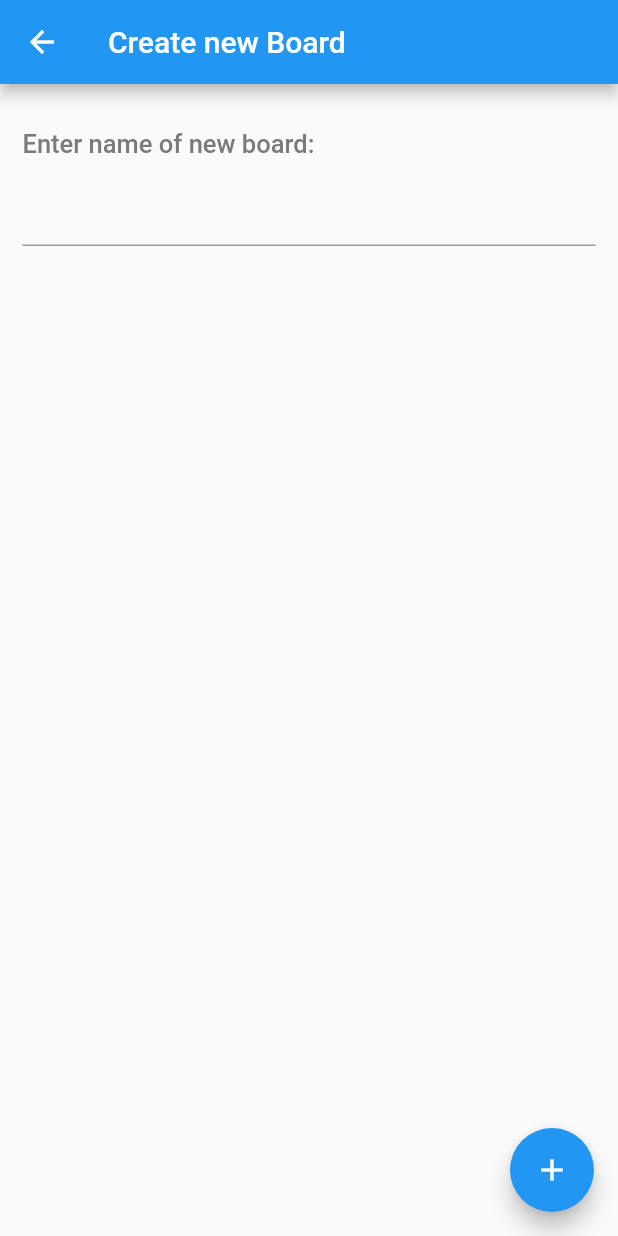
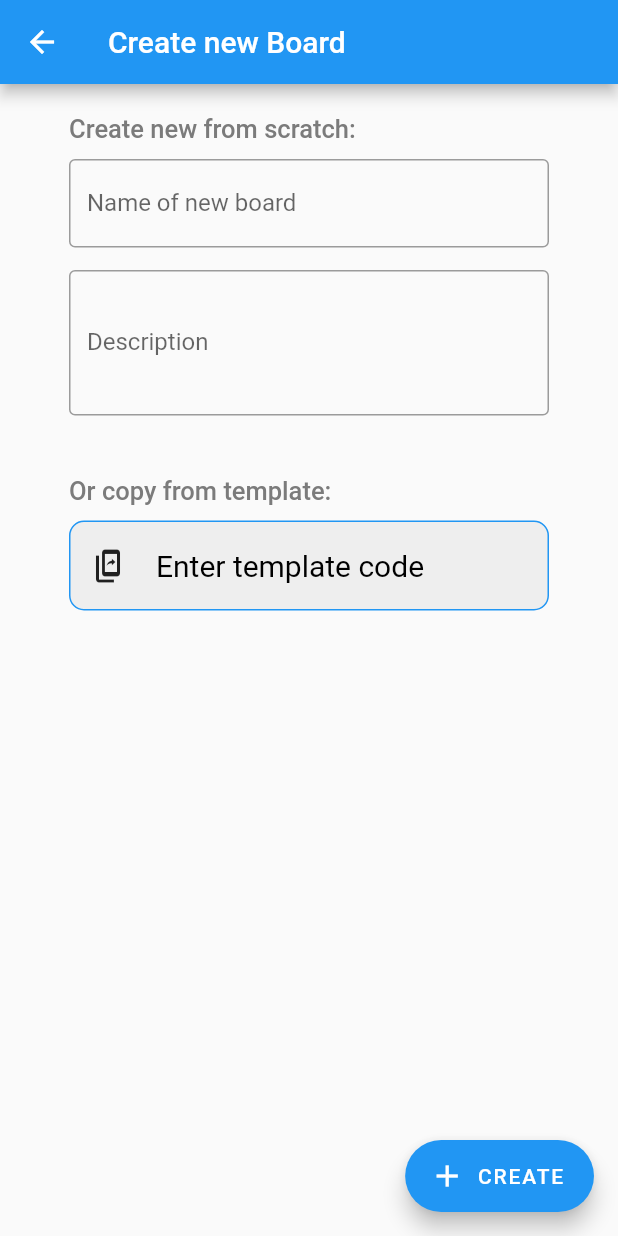
Before and after one commit to DanGalkin/Cause-mvp, a Flutter app: the screen it shows once a user with an empty profile is signed in, after a tap on "BOARD", on a phone screen of 412 x 824 dp. Run offline on Flutter 3.47's test engine with Material 2 defaults, Android fonts, the phone set to English and light mode, and no system bars; our stand-ins replace csv, dotted_border, emoji_picker_flutter, firebase_auth, firebase_core, firebase_database and 4 more; missing offline and left inert: firebase_ui_auth, firebase_ui_oauth_google, graphic; accounts and stored records are empty.

Commit message:
Creating a board from a template from another board

```diff
--- a/lib/model/board.dart
+++ b/lib/model/board.dart
@@ -4,35 +4,49 @@ class Board {
   final String id;
   String name;
   String createdBy;
+  String? description;
   Map<String, Parameter> params;
   Map<String, String> permissions;
+  String? templateId;
+  DateTime? templateUpdatedTime;
 
   Board(
       {required this.id,
       this.name = '',
+      this.description,
       required this.createdBy,
       this.params = const <String, Parameter>{},
-      required this.permissions});
+      required this.permissions,
+      this.templateId,
+      this.templateUpdatedTime});
 
   Board.fromMap(Map map)
       : id = map['id'],
         name = map['name'] ?? '',
+        description = map['description'],
         createdBy = map['createdBy'],
         params = map.containsKey('params')
             ? Map<String, Parameter>.from(map['params']
                 .map((id, map) => MapEntry(id, Parameter.fromMap(map))))
             : <String, Parameter>{},
-        permissions = Map<String, String>.from(map['permissions']);
+        permissions = Map<String, String>.from(map['permissions']),
+        templateId = map['templateId'],
+        templateUpdatedTime = map['templateUpdatedTime'] != null
+            ? DateTime.fromMillisecondsSinceEpoch(map['templateUpdatedTime'])
+            : null;
 
   Map<String, dynamic> toMap() {
     return {
       'id': id,
       'name': name,
+      'description': description,
       'createdBy': createdBy,
       'params': params.map(
         (id, parameter) => MapEntry(id, parameter.toMap()),
       ),
       'permissions': permissions,
+      'templateId': templateId,
+      'templateUpdatedTime': templateUpdatedTime?.millisecondsSinceEpoch,
     };
   }
 
--- /dev/null
+++ b/lib/model/template.dart
@@ -0,0 +1,50 @@
+import './parameter.dart';
+
+class Template {
+  final String id;
+  String name; // it is the name of the board the template is created from
+  String createdBy; // uid of the user who shared a template
+  String? description;
+  final String fromBoardId; // id of the board the template created from
+  DateTime updatedTime; //when the template was last updated
+  Map<String, Parameter> params;
+  int copyCount; // how many times this template was used to create a board
+
+  Template(
+      {required this.id,
+      this.name = '',
+      required this.createdBy,
+      this.description,
+      required this.fromBoardId,
+      required this.updatedTime,
+      this.params = const <String, Parameter>{},
+      this.copyCount = 0});
+
+  Template.fromMap(Map map)
+      : id = map['id'],
+        name = map['name'] ?? '',
+        createdBy = map['createdBy'],
+        description = map['description'],
+        fromBoardId = map['fromBoardId'],
+        updatedTime = DateTime.fromMillisecondsSinceEpoch(map['updatedTime']),
+        params = map.containsKey('params')
+            ? Map<String, Parameter>.from(map['params']
+                .map((id, map) => MapEntry(id, Parameter.fromMap(map))))
+            : <String, Parameter>{},
+        copyCount = map['copyCount'];
+
+  Map<String, dynamic> toMap() {
+    return {
+      'id': id,
+      'name': name,
+      'createdBy': createdBy,
+      'description': description,
+      'fromBoardId': fromBoardId,
+      'updatedTime': updatedTime.millisecondsSinceEpoch,
+      'params': params.map(
+        (id, parameter) => MapEntry(id, parameter.toMap()),
+      ),
+      'copyCount': copyCount,
+    };
+  }
+}
--- a/lib/model/user.dart
+++ b/lib/model/user.dart
@@ -0,0 +1,11 @@
+class User {
+  final String id;
+  String email;
+  String displayName;
+
+  User({
+    required this.id,
+    this.email = '',
+    this.displayName = '',
+  });
+}
--- a/lib/view/board_screen.dart
+++ b/lib/view/board_screen.dart
@@ -15,13 +15,14 @@ import './view_utilities/text_utilities.dart';
 import './boards_screen.dart';
 import './create_parameter_screen.dart';
 import './parameter_screen.dart';
-import './share_board_screen.dart';
+import './share_edit_screen.dart';
 import './analytics_screen.dart';
 
 import '../../model/note.dart';
 
 import 'package:intl/intl.dart';
 
+import 'sharing_board_screen.dart';
 import 'view_utilities/ui_widgets.dart';
 
 class BoardScreen extends StatelessWidget {
@@ -47,6 +48,7 @@ class BoardScreen extends StatelessWidget {
                           builder: (context) =>
                               AnalyticsScreen(board: syncedBoard)));
                 }),
+            //TODO this condition should go further to sharing screen
             if (fbServices.currentUser!.uid == syncedBoard.createdBy)
               IconButton(
                 icon: const Icon(Icons.share),
@@ -54,7 +56,7 @@ class BoardScreen extends StatelessWidget {
                     context,
                     MaterialPageRoute(
                       builder: (context) =>
-                          ShareBoardScreen(board: syncedBoard),
+                          SharingBoardScreen(board: syncedBoard),
                     )),
               )
           ],
--- a/lib/view/boards_screen.dart
+++ b/lib/view/boards_screen.dart
@@ -47,7 +47,7 @@ class BoardsScreen extends StatelessWidget {
           body: ListView.separated(
             itemCount: boards.boards.length,
             itemBuilder: ((context, index) => Dismissible(
-                  key: ValueKey(boards.boards[index]),
+                  key: UniqueKey(),
                   background: Container(color: Colors.red),
                   direction: DismissDirection.endToStart,
                   confirmDismiss: (_) {
--- a/lib/view/create_board_screen.dart
+++ b/lib/view/create_board_screen.dart
@@ -1,6 +1,7 @@
 import 'package:flutter/material.dart';
 import 'package:provider/provider.dart';
 import '../controllers/board_controller.dart';
+import 'create_board_from_template.dart';
 import 'view_utilities/ui_widgets.dart';
 
 class CreateBoardScreen extends StatefulWidget {
@@ -11,11 +12,13 @@ class CreateBoardScreen extends StatefulWidget {
 }
 
 class _CreateBoardScreenState extends State<CreateBoardScreen> {
-  late TextEditingController controller;
+  late TextEditingController _nameController;
+  late TextEditingController _descriptionController;
 
   @override
   void initState() {
-    controller = TextEditingController();
+    _nameController = TextEditingController();
+    _descriptionController = TextEditingController();
     super.initState();
   }
 
@@ -23,36 +26,71 @@ class _CreateBoardScreenState extends State<CreateBoardScreen> {
   Widget build(BuildContext context) {
     return Scaffold(
       appBar: AppBar(title: const Text('Create new Board')),
-      body: Padding(
-        padding: const EdgeInsets.all(15.0),
+      body: Scrollbar(
+        child: SingleChildScrollView(
+          child: Center(
+            child: SizedBox(
+              width: 320,
               child: Column(
                 crossAxisAlignment: CrossAxisAlignment.start,
                 mainAxisAlignment: MainAxisAlignment.start,
                 children: [
+                  const SizedBox(height: 20),
+                  const Headline('Create new from scratch:'),
+                  TextField(
+                    controller: _nameController,
+                    decoration: const InputDecoration(
+                      border: OutlineInputBorder(),
+                      labelText: 'Name of new board',
+                    ),
+                  ),
                   const SizedBox(height: 15),
-            const Headline('Enter name of new board:'),
                   TextField(
-              controller: controller,
+                    controller: _descriptionController,
+                    maxLines: 3,
+                    decoration: const InputDecoration(
+                      border: OutlineInputBorder(),
+                      labelText: 'Description',
                     ),
+                  ),
+                  const SizedBox(height: 40),
+                  const Headline('Or copy from template:'),
+                  ToolButton(
+                      title: 'Enter template code',
+                      icon: const Icon(Icons.offline_share),
+                      onPressed: () {
+                        Navigator.push(
+                            context,
+                            MaterialPageRoute(
+                                builder: (context) =>
+                                    const CreateFromTemplateScreen()));
+                      })
                 ],
               ),
             ),
-      floatingActionButton:
-          FloatingActionButton(child: Icon(Icons.add), onPressed: addBoard),
+          ),
+        ),
+      ),
+      floatingActionButton: FloatingActionButton.extended(
+          onPressed: createBoard,
+          icon: const Icon(Icons.add),
+          label: const Text('CREATE')),
     );
   }
 
   @override
   void dispose() {
-    controller.dispose();
+    _nameController.dispose();
+    _descriptionController.dispose();
     super.dispose();
   }
 
-  void addBoard() {
-    String text = controller.text;
+  void createBoard() {
+    String name = _nameController.text;
+    String description = _descriptionController.text;
     Provider.of<BoardController>(context, listen: false)
-        .createBoard(name: text);
-    setState(() {}); // refactor: do I need it?
+        .createBoard(name: name, description: description);
+    //setState(() {}); // refactor: do I need it?
     Navigator.pop(context);
   }
 }
```
Also changed, not shown: lib/controllers/board_controller.dart (+108 -8 lines), lib/services/firebase_services.dart (+46 -0 lines), lib/view/create_board_from_template.dart (added, +132 -0 lines), lib/view/share_edit_screen.dart (renamed from lib/view/share_board_screen.dart, +17 -7 lines), lib/view/sharing_board_screen.dart (added, +218 -0 lines). Lines whose indentation alone changed are shown as unchanged.
